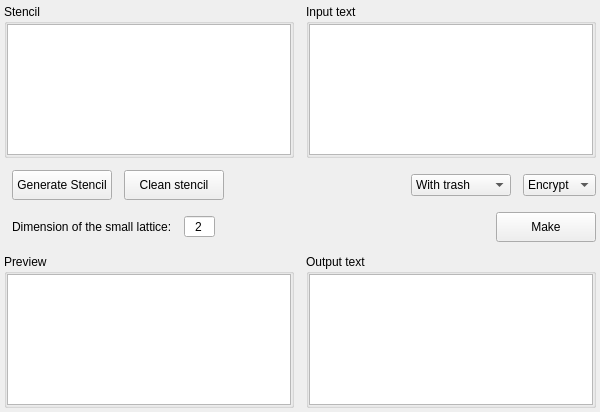
Above: src/gui/symmetric/cardan_grille/cardan_grille.ui from vasilypht/crypto-methods before the change. Below: the same form after it.
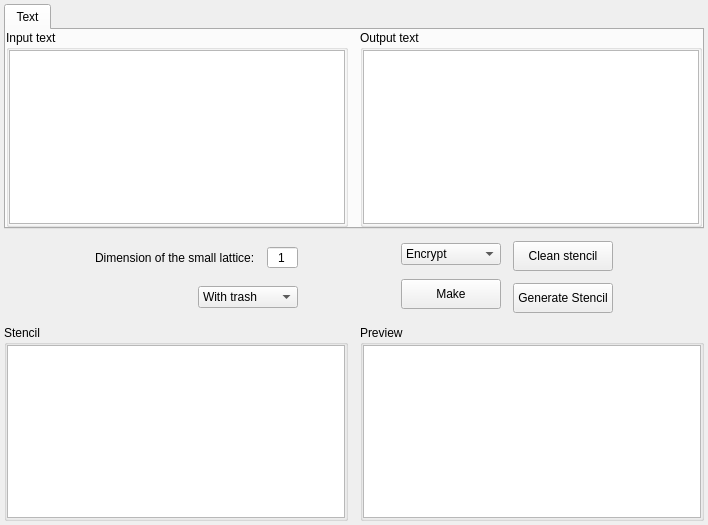
That is the form after the change.

Commit message: Redesigned ui for cardan_grille widget

What changed in the file:
```diff
--- a/src/gui/symmetric/cardan_grille/cardan_grille.ui
+++ b/src/gui/symmetric/cardan_grille/cardan_grille.ui
@@ -6,8 +6,8 @@
    <rect>
     <x>0</x>
     <y>0</y>
-    <width>600</width>
-    <height>412</height>
+    <width>708</width>
+    <height>525</height>
    </rect>
   </property>
   <property name="windowTitle">
@@ -29,16 +29,15 @@
    <property name="bottomMargin">
     <number>4</number>
    </property>
-   <item>
-    <layout class="QHBoxLayout" name="horizontal_layout_1">
-     <item>
-      <widget class="QGroupBox" name="group_box_stencil">
-       <property name="title">
-        <string>Stencil</string>
-       </property>
-       <layout class="QVBoxLayout" name="verticalLayout_21">
+   <item alignment="Qt::AlignTop">
+    <widget class="QTabWidget" name="tab_widget">
+     <widget class="QWidget" name="tab_text">
+      <attribute name="title">
+       <string>Text</string>
+      </attribute>
+      <layout class="QHBoxLayout" name="horizontalLayout_4">
         <property name="spacing">
-         <number>0</number>
+        <number>12</number>
         </property>
         <property name="leftMargin">
          <number>0</number>
@@ -52,49 +51,6 @@
         <property name="bottomMargin">
          <number>0</number>
         </property>
-        <item>
-         <widget class="QTableWidget" name="table_widget_stencil">
-          <property name="sizePolicy">
-           <sizepolicy hsizetype="Expanding" vsizetype="Expanding">
-            <horstretch>0</horstretch>
-            <verstretch>0</verstretch>
-           </sizepolicy>
-          </property>
-          <property name="focusPolicy">
-           <enum>Qt::StrongFocus</enum>
-          </property>
-          <property name="styleSheet">
-           <string notr="true"/>
-          </property>
-          <property name="editTriggers">
-           <set>QAbstractItemView::NoEditTriggers</set>
-          </property>
-          <property name="alternatingRowColors">
-           <bool>true</bool>
-          </property>
-          <property name="textElideMode">
-           <enum>Qt::ElideLeft</enum>
-          </property>
-          <attribute name="horizontalHeaderVisible">
-           <bool>true</bool>
-          </attribute>
-          <attribute name="horizontalHeaderCascadingSectionResizes">
-           <bool>false</bool>
-          </attribute>
-          <attribute name="horizontalHeaderStretchLastSection">
-           <bool>false</bool>
-          </attribute>
-          <attribute name="verticalHeaderCascadingSectionResizes">
-           <bool>false</bool>
-          </attribute>
-          <attribute name="verticalHeaderStretchLastSection">
-           <bool>false</bool>
-          </attribute>
-         </widget>
-        </item>
-       </layout>
-      </widget>
-     </item>
      <item>
       <widget class="QGroupBox" name="group_box_input">
        <property name="title">
@@ -126,57 +82,55 @@
        </layout>
       </widget>
      </item>
-    </layout>
+       <item>
+        <widget class="QGroupBox" name="group_box_output">
+         <property name="sizePolicy">
+          <sizepolicy hsizetype="Preferred" vsizetype="Preferred">
+           <horstretch>0</horstretch>
+           <verstretch>0</verstretch>
+          </sizepolicy>
+         </property>
+         <property name="title">
+          <string>Output text</string>
+         </property>
+         <layout class="QVBoxLayout" name="verticalLayout_24">
+          <property name="spacing">
+           <number>0</number>
+          </property>
+          <property name="leftMargin">
+           <number>0</number>
+          </property>
+          <property name="topMargin">
+           <number>0</number>
+          </property>
+          <property name="rightMargin">
+           <number>0</number>
+          </property>
+          <property name="bottomMargin">
+           <number>0</number>
+          </property>
+          <item>
+           <widget class="QTextEdit" name="text_edit_output">
+            <property name="sizePolicy">
+             <sizepolicy hsizetype="Expanding" vsizetype="Preferred">
+              <horstretch>0</horstretch>
+              <verstretch>0</verstretch>
+             </sizepolicy>
+            </property>
+            <property name="readOnly">
+             <bool>true</bool>
+            </property>
+           </widget>
+          </item>
+         </layout>
+        </widget>
+       </item>
+      </layout>
+     </widget>
+    </widget>
    </item>
    <item>
     <layout class="QHBoxLayout" name="horizontal_layout_2">
-     <property name="spacing">
-      <number>12</number>
-     </property>
-     <property name="leftMargin">
-      <number>8</number>
-     </property>
-     <property name="topMargin">
-      <number>0</number>
-     </property>
-     <item>
-      <widget class="QPushButton" name="button_gen_stencil">
-       <property name="sizePolicy">
-        <sizepolicy hsizetype="Fixed" vsizetype="Fixed">
-         <horstretch>0</horstretch>
-         <verstretch>0</verstretch>
-        </sizepolicy>
-       </property>
-       <property name="minimumSize">
-        <size>
-         <width>100</width>
-         <height>30</height>
-        </size>
-       </property>
-       <property name="text">
-        <string>Generate Stencil</string>
-       </property>
-      </widget>
-     </item>
-     <item>
-      <widget class="QPushButton" name="button_clean_stencil">
-       <property name="sizePolicy">
-        <sizepolicy hsizetype="Fixed" vsizetype="Fixed">
-         <horstretch>0</horstretch>
-         <verstretch>0</verstretch>
-        </sizepolicy>
-       </property>
-       <property name="minimumSize">
-        <size>
-         <width>100</width>
-         <height>30</height>
-        </size>
-       </property>
-       <property name="text">
-        <string>Clean stencil</string>
-       </property>
-      </widget>
-     </item>
      <item>
       <spacer name="horizontal_spacer_1">
        <property name="orientation">
@@ -191,49 +145,9 @@
       </spacer>
      </item>
      <item>
-      <widget class="QComboBox" name="combo_box_trash">
-       <property name="sizePolicy">
-        <sizepolicy hsizetype="Fixed" vsizetype="Fixed">
-         <horstretch>0</horstretch>
-         <verstretch>0</verstretch>
-        </sizepolicy>
-       </property>
-       <item>
-        <property name="text">
-         <string>With trash</string>
-        </property>
-       </item>
-       <item>
-        <property name="text">
-         <string>Without trash</string>
-        </property>
-       </item>
-      </widget>
-     </item>
-     <item>
-      <widget class="QComboBox" name="combo_box_mode">
-       <item>
-        <property name="text">
-         <string>Encrypt</string>
-        </property>
-       </item>
-       <item>
-        <property name="text">
-         <string>Decrypt</string>
-        </property>
-       </item>
-      </widget>
-     </item>
-    </layout>
-   </item>
+      <layout class="QVBoxLayout" name="vertical_layout_1">
    <item>
     <layout class="QHBoxLayout" name="horizontal_layout_3">
-     <property name="spacing">
-      <number>12</number>
-     </property>
-     <property name="leftMargin">
-      <number>8</number>
-     </property>
      <item>
       <widget class="QLabel" name="label_dim_stencil">
        <property name="text">
@@ -250,13 +164,37 @@
         <enum>QAbstractSpinBox::NoButtons</enum>
        </property>
        <property name="minimum">
-        <number>2</number>
+            <number>1</number>
        </property>
        <property name="maximum">
         <number>100</number>
        </property>
       </widget>
      </item>
+        </layout>
+       </item>
+       <item alignment="Qt::AlignRight">
+        <widget class="QComboBox" name="combo_box_trash">
+         <property name="sizePolicy">
+          <sizepolicy hsizetype="Fixed" vsizetype="Fixed">
+           <horstretch>0</horstretch>
+           <verstretch>0</verstretch>
+          </sizepolicy>
+         </property>
+         <item>
+          <property name="text">
+           <string>With trash</string>
+          </property>
+         </item>
+         <item>
+          <property name="text">
+           <string>Without trash</string>
+          </property>
+         </item>
+        </widget>
+       </item>
+      </layout>
+     </item>
      <item>
       <spacer name="horizontal_spacer_2">
        <property name="orientation">
@@ -271,6 +209,25 @@
       </spacer>
      </item>
      <item>
+      <layout class="QVBoxLayout" name="verticalLayout_3">
+       <property name="spacing">
+        <number>12</number>
+       </property>
+       <item>
+        <widget class="QComboBox" name="combo_box_mode">
+         <item>
+          <property name="text">
+           <string>Encrypt</string>
+          </property>
+         </item>
+         <item>
+          <property name="text">
+           <string>Decrypt</string>
+          </property>
+         </item>
+        </widget>
+       </item>
+       <item>
       <widget class="QPushButton" name="button_make">
        <property name="sizePolicy">
         <sizepolicy hsizetype="Fixed" vsizetype="Fixed">
@@ -292,7 +249,131 @@
     </layout>
    </item>
    <item>
-    <layout class="QHBoxLayout" name="horizontalLayout_4">
+      <layout class="QVBoxLayout" name="verticalLayout_2">
+       <property name="spacing">
+        <number>12</number>
+       </property>
+       <item>
+        <widget class="QPushButton" name="button_clean_stencil">
+         <property name="sizePolicy">
+          <sizepolicy hsizetype="Fixed" vsizetype="Fixed">
+           <horstretch>0</horstretch>
+           <verstretch>0</verstretch>
+          </sizepolicy>
+         </property>
+         <property name="minimumSize">
+          <size>
+           <width>100</width>
+           <height>30</height>
+          </size>
+         </property>
+         <property name="text">
+          <string>Clean stencil</string>
+         </property>
+        </widget>
+       </item>
+       <item>
+        <widget class="QPushButton" name="button_gen_stencil">
+         <property name="sizePolicy">
+          <sizepolicy hsizetype="Fixed" vsizetype="Fixed">
+           <horstretch>0</horstretch>
+           <verstretch>0</verstretch>
+          </sizepolicy>
+         </property>
+         <property name="minimumSize">
+          <size>
+           <width>100</width>
+           <height>30</height>
+          </size>
+         </property>
+         <property name="text">
+          <string>Generate Stencil</string>
+         </property>
+        </widget>
+       </item>
+      </layout>
+     </item>
+     <item>
+      <spacer name="horizontal_spacer_3">
+       <property name="orientation">
+        <enum>Qt::Horizontal</enum>
+       </property>
+       <property name="sizeHint" stdset="0">
+        <size>
+         <width>40</width>
+         <height>20</height>
+        </size>
+       </property>
+      </spacer>
+     </item>
+    </layout>
+   </item>
+   <item>
+    <layout class="QHBoxLayout" name="horizontal_layout_1">
+     <item>
+      <widget class="QGroupBox" name="group_box_stencil">
+       <property name="title">
+        <string>Stencil</string>
+       </property>
+       <layout class="QVBoxLayout" name="verticalLayout_21">
+        <property name="spacing">
+         <number>0</number>
+        </property>
+        <property name="leftMargin">
+         <number>0</number>
+        </property>
+        <property name="topMargin">
+         <number>0</number>
+        </property>
+        <property name="rightMargin">
+         <number>0</number>
+        </property>
+        <property name="bottomMargin">
+         <number>0</number>
+        </property>
+        <item>
+         <widget class="QTableWidget" name="table_widget_stencil">
+          <property name="sizePolicy">
+           <sizepolicy hsizetype="Expanding" vsizetype="Expanding">
+            <horstretch>0</horstretch>
+            <verstretch>0</verstretch>
+           </sizepolicy>
+          </property>
+          <property name="focusPolicy">
+           <enum>Qt::StrongFocus</enum>
+          </property>
+          <property name="styleSheet">
+           <string notr="true"/>
+          </property>
+          <property name="editTriggers">
+           <set>QAbstractItemView::NoEditTriggers</set>
+          </property>
+          <property name="alternatingRowColors">
+           <bool>true</bool>
+          </property>
+          <property name="textElideMode">
+           <enum>Qt::ElideLeft</enum>
+          </property>
+          <attribute name="horizontalHeaderVisible">
+           <bool>true</bool>
+          </attribute>
+          <attribute name="horizontalHeaderCascadingSectionResizes">
+           <bool>false</bool>
+          </attribute>
+          <attribute name="horizontalHeaderStretchLastSection">
+           <bool>false</bool>
+          </attribute>
+          <attribute name="verticalHeaderCascadingSectionResizes">
+           <bool>false</bool>
+          </attribute>
+          <attribute name="verticalHeaderStretchLastSection">
+           <bool>false</bool>
+          </attribute>
+         </widget>
+        </item>
+       </layout>
+      </widget>
+     </item>
      <item>
       <widget class="QGroupBox" name="group_box_preview">
        <property name="title">
@@ -351,49 +432,6 @@
        </layout>
       </widget>
      </item>
-     <item>
-      <widget class="QGroupBox" name="group_box_output">
-       <property name="sizePolicy">
-        <sizepolicy hsizetype="Preferred" vsizetype="Preferred">
-         <horstretch>0</horstretch>
-         <verstretch>0</verstretch>
-        </sizepolicy>
-       </property>
-       <property name="title">
-        <string>Output text</string>
-       </property>
-       <layout class="QVBoxLayout" name="verticalLayout_24">
-        <property name="spacing">
-         <number>0</number>
-        </property>
-        <property name="leftMargin">
-         <number>0</number>
-        </property>
-        <property name="topMargin">
-         <number>0</number>
-        </property>
-        <property name="rightMargin">
-         <number>0</number>
-        </property>
-        <property name="bottomMargin">
-         <number>0</number>
-        </property>
-        <item>
-         <widget class="QTextEdit" name="text_edit_output">
-          <property name="sizePolicy">
-           <sizepolicy hsizetype="Expanding" vsizetype="Preferred">
-            <horstretch>0</horstretch>
-            <verstretch>0</verstretch>
-           </sizepolicy>
-          </property>
-          <property name="readOnly">
-           <bool>true</bool>
-          </property>
-         </widget>
-        </item>
-       </layout>
-      </widget>
-     </item>
     </layout>
    </item>
   </layout>
```
Left out of the diff: 2 changed lines with no effect on the pictures. Lines whose indentation alone changed are shown as unchanged. The commit also changes 2 other files.
